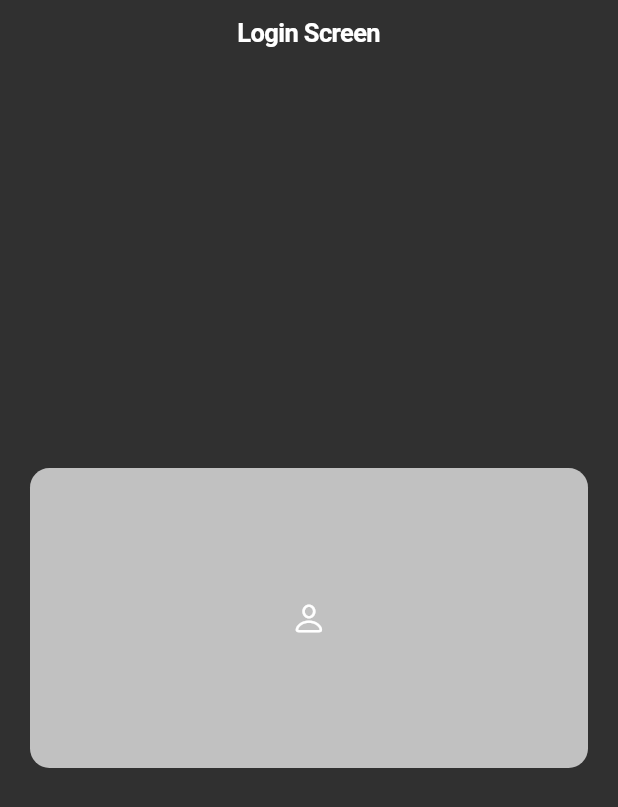
After one commit to harunceelik1/nike-web-mobile, a Flutter app: the screen it shows after launch, on a phone screen of 412 x 824 dp. The commit adds this screen. Shown: the top 807 px of the screen. Run offline on Flutter 3.47's test engine with Material 2 defaults, Android fonts, the phone set to English and light mode, and no system bars; our stand-ins replace curved_navigation_bar, lite_rolling_switch.

Commit message:
try new changes

```diff
--- a/responsive/lib/chat/desktopList.dart
+++ b/responsive/lib/app/desktopList.dart
@@ -1,7 +1,7 @@
 import 'package:flutter/material.dart';
 import 'package:flutter/src/widgets/container.dart';
 import 'package:flutter/src/widgets/framework.dart';
-import 'package:responsive/chat/dekstop.dart';
+import 'package:responsive/app/dekstop.dart';
 import 'package:responsive/class/model.dart';
 
 class DesktopList extends StatefulWidget {
--- a/responsive/lib/chat/tabletEkrani.dart
+++ b/responsive/lib/app/tabletEkrani.dart
@@ -1,7 +1,7 @@
 // ignore_for_file: prefer_const_constructors
 
 import 'package:flutter/material.dart';
-import 'package:responsive/chat/tablet.dart';
+import 'package:responsive/app/tablet.dart';
 import 'package:responsive/class/model.dart';
 
 class Conversation extends StatelessWidget {
--- a/responsive/lib/main.dart
+++ b/responsive/lib/main.dart
@@ -1,6 +1,8 @@
 import 'package:flutter/material.dart';
 import 'package:responsive/common/appbar.dart';
 import 'package:responsive/screen/HomeScreen.dart';
+import 'package:responsive/screen/loginScreen.dart';
+import 'package:responsive/screen/sliver.dart';
 
 void main() {
   runApp(const MyApp());
@@ -15,11 +17,14 @@ class MyApp extends StatelessWidget {
     return MaterialApp(
         title: 'Flutter Demo',
         debugShowCheckedModeBanner: false,
+        routes: {
+          '/homeScreen': (context) => HomeScreen(),
+          '/sliver': (context) => Slivers(),
+        },
         theme: ThemeData(
           brightness: Brightness.dark,
           primarySwatch: Colors.blue,
         ),
-      home: HomeScreen(),
-    );
+        home: LoginScreen());
   }
 }
--- /dev/null
+++ b/responsive/lib/screen/loginScreen.dart
@@ -0,0 +1,69 @@
+// ignore_for_file: prefer_const_constructors, prefer_const_literals_to_create_immutables
+
+import 'package:flutter/cupertino.dart';
+import 'package:flutter/material.dart';
+import 'package:flutter/src/widgets/container.dart';
+import 'package:flutter/src/widgets/framework.dart';
+
+class LoginScreen extends StatefulWidget {
+  const LoginScreen({super.key});
+
+  @override
+  State<LoginScreen> createState() => _LoginScreenState();
+}
+
+class _LoginScreenState extends State<LoginScreen> {
+  @override
+  Widget build(BuildContext context) {
+    return CupertinoPageScaffold(
+      navigationBar: CupertinoNavigationBar(
+        middle: Text("Login Screen"),
+      ),
+      child: Padding(
+        padding: const EdgeInsets.symmetric(horizontal: 20),
+        child: Column(
+          mainAxisAlignment: MainAxisAlignment.center,
+          children: [
+            CupertinoContextMenu(
+              actions: [
+                CupertinoContextMenuAction(
+                    onPressed: (() {
+                      Navigator.of(context).pushReplacementNamed('/homeScreen');
+                    }),
+                    child: Text('Login'),
+                    trailingIcon: CupertinoIcons.device_phone_portrait),
+                CupertinoContextMenuAction(
+                  onPressed: (() {
+                    Navigator.of(context).pop();
+                  }),
+                  isDestructiveAction: true,
+                  child: Text('Log out '),
+                  trailingIcon: CupertinoIcons.delete,
+                ),
+              ],
+              child: Container(
+                  width: double.infinity,
+                  height: 200,
+                  decoration: BoxDecoration(
+                      color: Colors.white.withOpacity(0.7),
+                      borderRadius: BorderRadius.circular(13)),
+                  child: Center(
+                    child: Icon(
+                      CupertinoIcons.person,
+                    ),
+                  )),
+              previewBuilder: (context, animation, child) {
+                return Container(
+                  width: 100,
+                  height: 100,
+                  color: Colors.transparent.withOpacity(0.4),
+                  child: Icon(CupertinoIcons.person),
+                );
+              },
+            ),
+          ],
+        ),
+      ),
+    );
+  }
+}
--- a/responsive/lib/widget/screen_list.dart
+++ b/responsive/lib/widget/screen_list.dart
@@ -167,12 +167,12 @@ class _ScreenListState extends State<ScreenList> {
                               child: DropdownButton<String>(
                                 menuMaxHeight: 200,
                                 hint: Text(
-                                  "Choose Cssolors",
+                                  "Choose Colors",
                                   style: TextStyle(fontSize: 14),
                                 ),
                                 underline: SizedBox(),
                                 dropdownColor:
-                                    Colors.transparent.withOpacity(0.58),
+                                    Colors.transparent.withOpacity(0.5),
                                 isExpanded: true,
                                 value: value,
                                 items: colors.map(buildMenuItem).toList(),
```
Also changed, not shown: responsive/lib/screen/HomeScreen.dart (+5 -5 lines), responsive/lib/screen/sliver.dart (added, +50 -0 lines), responsive/lib/app/categories_screen.dart (renamed from responsive/lib/chat/categories_screen.dart), responsive/lib/app/chat_info.dart (renamed from responsive/lib/chat/chat_info.dart), responsive/lib/app/chat_screen.dart (renamed from responsive/lib/chat/chat_screen.dart), responsive/lib/app/dekstop.dart (renamed from responsive/lib/chat/dekstop.dart), responsive/lib/app/tablet.dart (renamed from responsive/lib/chat/tablet.dart). Lines whose indentation alone changed are shown as unchanged.
